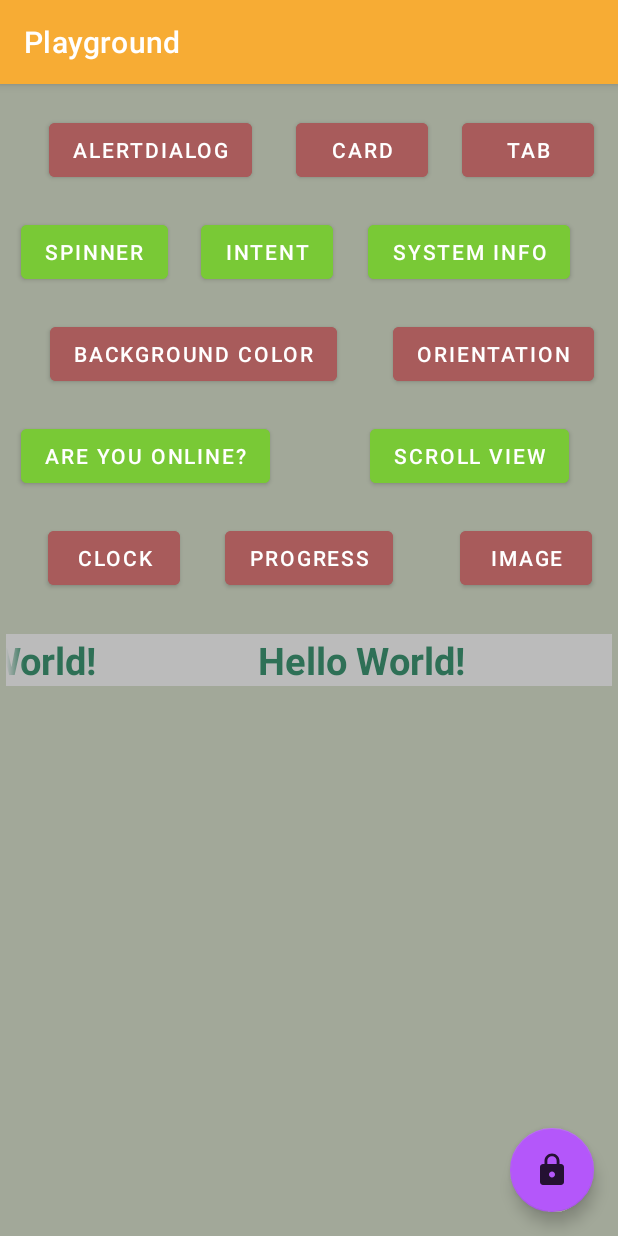
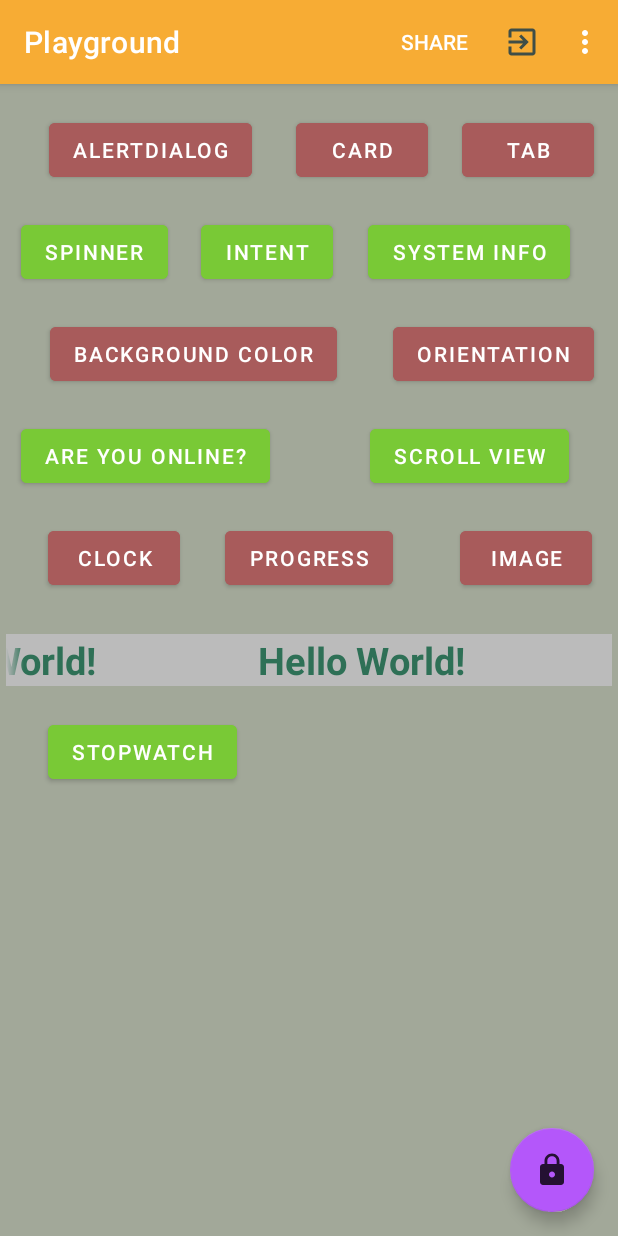
Before and after one commit to HarshPanchal18/playground, an Android app: the MainActivity screen opened directly, with no data from a screen before it, on a phone screen of 412 x 824 dp. Run offline under Robolectric (Android 15) with nearby library versions, the light colour scheme and no system bars.

Commit message:
Added options menu, stopwatch and minor fixes

```diff
--- a/app/src/main/res/layout/activity_main.xml
+++ b/app/src/main/res/layout/activity_main.xml
@@ -23,7 +23,7 @@
         android:scrollbarFadeDuration="@integer/material_motion_duration_short_1"
         android:singleLine="true"
 
-        android:text="Hello World!                  Hello World!                    Hello World!"
+        android:text="Hello World!                  Hello World!                    Hello World!                    Hello World!"
         android:textAlignment="center"
         android:textColor="#2e7056"
         android:textSize="25dp"
@@ -217,4 +217,17 @@
         app:layout_constraintStart_toStartOf="parent"
         app:layout_constraintTop_toBottomOf="@+id/scrollbtn" />
 
+    <Button
+        android:id="@+id/stopwatchbtn"
+        android:layout_width="wrap_content"
+        android:layout_height="wrap_content"
+        android:layout_marginTop="20dp"
+        android:backgroundTint="@color/buttonlayer2"
+
+        android:text="Stopwatch"
+        app:layout_constraintEnd_toEndOf="parent"
+        app:layout_constraintHorizontal_bias="0.113"
+        app:layout_constraintStart_toStartOf="parent"
+        app:layout_constraintTop_toBottomOf="@+id/scrollingtxt" />
+
 </androidx.constraintlayout.widget.ConstraintLayout>
--- /dev/null
+++ b/app/src/main/res/menu/options_menu.xml
@@ -0,0 +1,24 @@
+<?xml version="1.0" encoding="utf-8"?>
+<menu xmlns:android="http://schemas.android.com/apk/res/android"
+    xmlns:app="http://schemas.android.com/apk/res-auto"
+    xmlns:tools="http://schemas.android.com/tools"
+    tools:context=".MainActivity">
+
+    <item
+        android:id="@+id/action_setting"
+        android:orderInCategory="100"
+        android:title="Application Setting" />
+
+    <item
+        android:id="@+id/action_share"
+        android:orderInCategory="100"
+        app:showAsAction="always"
+        android:title="@string/action_share"/>
+
+    <item
+        android:id="@+id/action_exit"
+        android:orderInCategory="100"
+        android:title="@string/action_exit"
+        app:showAsAction="ifRoom"
+        android:icon="@drawable/ic_action_exit"/>
+</menu>
--- a/app/src/main/res/values/strings.xml
+++ b/app/src/main/res/values/strings.xml
@@ -31,4 +31,8 @@
         <item>Brown</item>
     </string-array>
 
+    <string name="action_settings">Settings</string>
+    <string name="action_share">Share</string>
+    <string name="action_exit">Exit</string>
+
 </resources>
```
Also changed, not shown: app/src/main/AndroidManifest.xml (+5 -3 lines), app/src/main/java/com/example/playground/MainActivity.kt (+69 -2 lines), app/src/main/java/com/example/playground/activities/Stopwatch.kt (added, +95 -0 lines), app/src/main/res/layout/activity_stopwatch.xml (added, +67 -0 lines).
